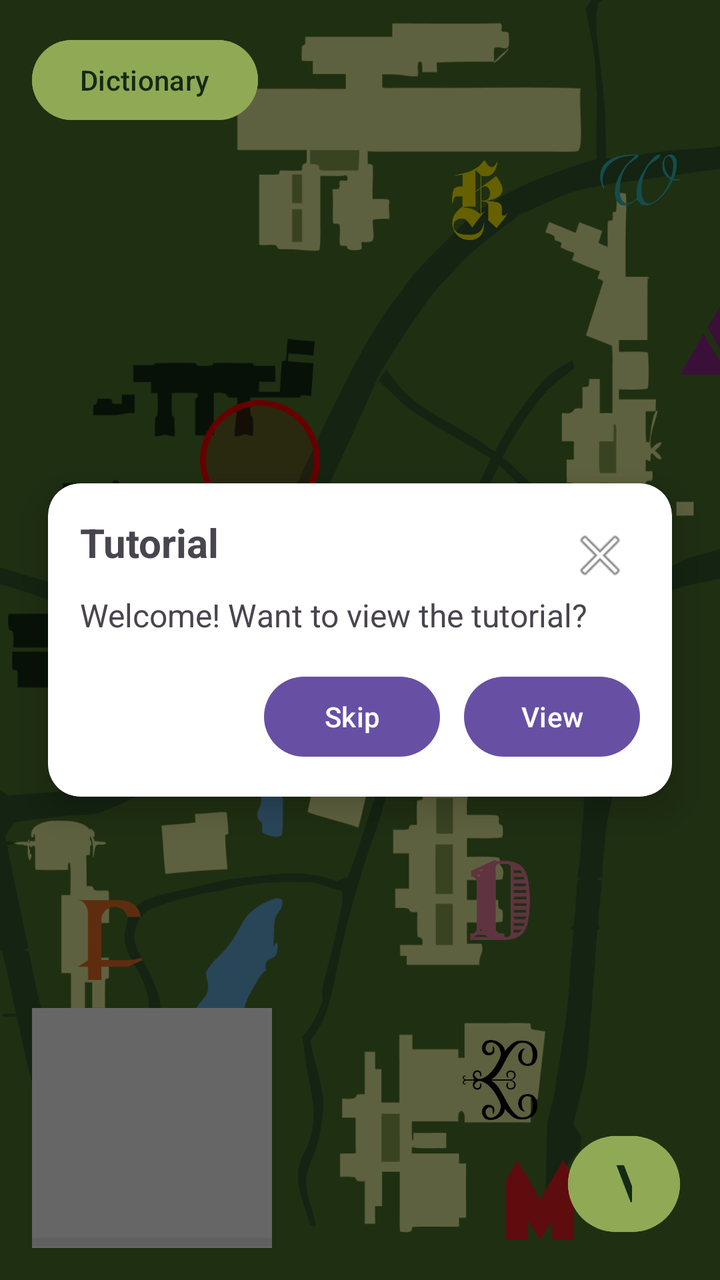
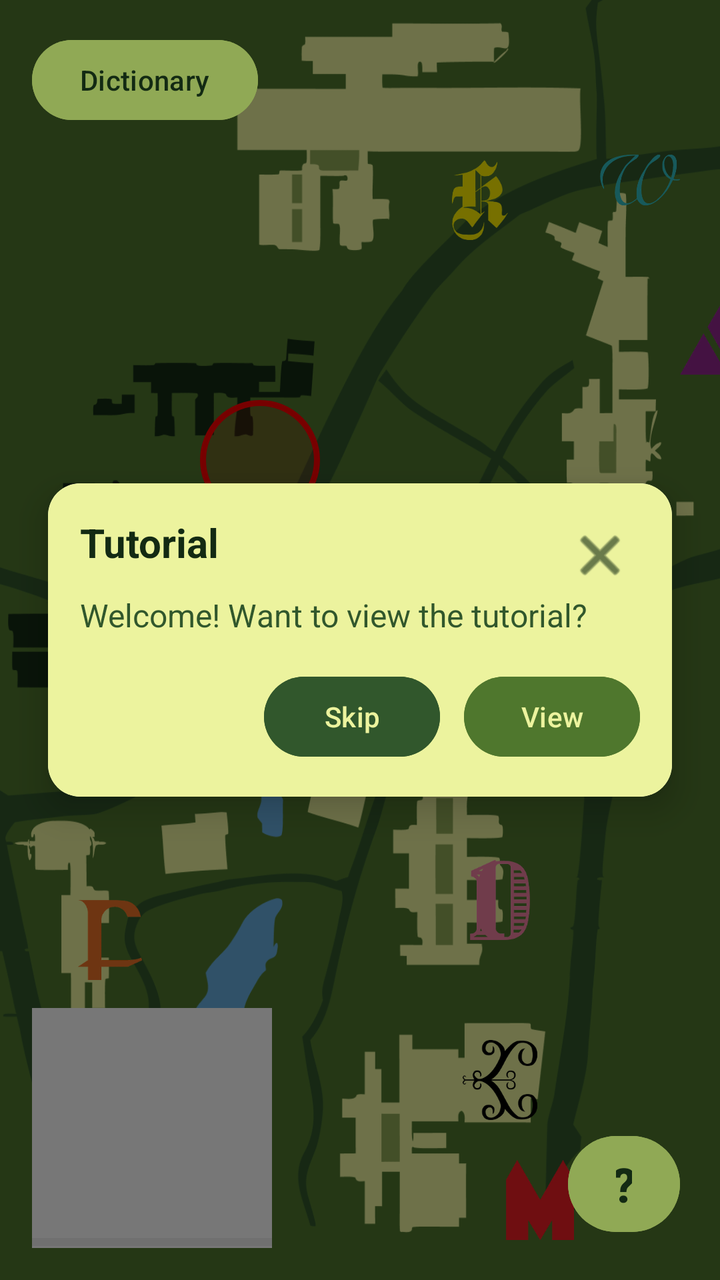

Before-and-after screenshots of an Android layout around one commit, followed by the original layout XML and the change that was made.
<!-- AndroidManifest.xml: application theme Theme.MAMN01Project -->
<!-- res/layout/activity_search.xml -->
<?xml version="1.0" encoding="utf-8"?>
<FrameLayout
    xmlns:android="http://schemas.android.com/apk/res/android"
    android:id="@+id/main"
    android:layout_width="match_parent"
    android:layout_height="match_parent">

    
    <ImageView
        android:id="@+id/mapImage"
        android:layout_width="match_parent"
        android:layout_height="match_parent"
        android:src="@drawable/map"
        android:scaleType="fitXY"/>

    
    <ImageView
        android:id="@+id/letterF"
        android:layout_width="40dp"
        android:layout_height="40dp"
        android:layout_marginStart="35dp"
        android:layout_marginTop="450dp"
        android:src="@drawable/f"/>

    <ImageView
        android:id="@+id/letterK"
        android:layout_width="40dp"
        android:layout_height="40dp"
        android:layout_marginStart="220dp"
        android:layout_marginTop="80dp"
        android:src="@drawable/k"/>

    <ImageView
        android:id="@+id/letterM"
        android:layout_width="40dp"
        android:layout_height="40dp"
        android:layout_marginStart="250dp"
        android:layout_marginTop="580dp"
        android:src="@drawable/m"/>

    <ImageView
        android:id="@+id/letterA"
        android:layout_width="40dp"
        android:layout_height="40dp"
        android:layout_marginStart="340dp"
        android:layout_marginTop="150dp"
        android:src="@drawable/a"/>

    <ImageView
        android:id="@+id/letterI"
        android:layout_width="40dp"
        android:layout_height="40dp"
        android:layout_marginStart="220dp"
        android:layout_marginTop="670dp"
        android:src="@drawable/i"/>

    <ImageView
        android:id="@+id/letterD"
        android:layout_width="40dp"
        android:layout_height="40dp"
        android:layout_marginStart="230dp"
        android:layout_marginTop="430dp"
        android:src="@drawable/d"/>

    <ImageView
        android:id="@+id/letterE"
        android:layout_width="40dp"
        android:layout_height="40dp"
        android:layout_marginStart="230dp"
        android:layout_marginTop="520dp"
        android:src="@drawable/e"/>

    <ImageView
        android:id="@+id/letterV"
        android:layout_width="40dp"
        android:layout_height="40dp"
        android:layout_marginStart="250dp"
        android:layout_marginTop="360dp"
        android:src="@drawable/v"/>

    <ImageView
        android:id="@+id/letterW"
        android:layout_width="40dp"
        android:layout_height="40dp"
        android:layout_marginStart="300dp"
        android:layout_marginTop="70dp"
        android:src="@drawable/w"/>

    <ImageView
        android:id="@+id/selectionCircle"
        android:layout_width="60dp"
        android:layout_height="60dp"
        android:layout_marginStart="100dp"
        android:layout_marginTop="200dp"
        android:background="@drawable/circle"/>

    <FrameLayout
        android:id="@+id/infoBox"
        android:layout_width="120dp"
        android:layout_height="120dp"
        android:layout_gravity="bottom|start"
        android:layout_margin="16dp"
        android:background="#FFFFFF">

        <ProgressBar
            android:id="@+id/selectionProgress"
            style="?android:attr/progressBarStyleHorizontal"
            android:layout_width="match_parent"
            android:layout_height="6dp"
            android:layout_gravity="bottom"
            android:max="100"
            android:progress="0"
            android:progressTint="#FF5722"
            android:progressBackgroundTint="#33000000"/>

        <ImageView
            android:id="@+id/currentLetter"
            android:layout_width="match_parent"
            android:layout_height="match_parent"
            android:padding="16dp"
            android:scaleType="fitCenter"/>

    </FrameLayout>

    <FrameLayout
        android:id="@+id/selectedLetterContainer"
        android:layout_width="250dp"
        android:layout_height="250dp"
        android:layout_gravity="center"
        android:visibility="gone"
        android:background="#FFFFFF"
        android:padding="24dp">

        <ImageView
            android:id="@+id/selectedLetterCenter"
            android:layout_width="match_parent"
            android:layout_height="match_parent"
            android:scaleType="fitCenter"/>

    </FrameLayout>

    
    <FrameLayout
        android:id="@+id/tutorialOverlay"
        android:layout_width="match_parent"
        android:layout_height="match_parent"
        android:visibility="visible"
        android:clickable="true"
        android:focusable="true">

        <View
            android:id="@+id/tutorialDim"
            android:layout_width="match_parent"
            android:layout_height="match_parent"
            android:background="#99000000" />

        <androidx.cardview.widget.CardView
            android:id="@+id/tutorialCard"
            android:layout_width="match_parent"
            android:layout_height="wrap_content"
            android:layout_gravity="center"
            android:layout_margin="24dp"
            app:cardCornerRadius="16dp"
            app:cardElevation="10dp"
            xmlns:app="http://schemas.android.com/apk/res-auto">

            <androidx.constraintlayout.widget.ConstraintLayout
                android:layout_width="match_parent"
                android:layout_height="wrap_content"
                android:padding="16dp">

                <ImageButton
                    android:id="@+id/btnClose"
                    android:layout_width="40dp"
                    android:layout_height="40dp"
                    android:background="@android:color/transparent"
                    android:src="@android:drawable/ic_menu_close_clear_cancel"
                    app:layout_constraintTop_toTopOf="parent"
                    app:layout_constraintEnd_toEndOf="parent"/>

                <TextView
                    android:id="@+id/tutorialTitle"
                    android:layout_width="0dp"
                    android:layout_height="wrap_content"
                    android:text="Tutorial"
                    android:textSize="20sp"
                    android:textStyle="bold"
                    app:layout_constraintTop_toTopOf="parent"
                    app:layout_constraintStart_toStartOf="parent"
                    app:layout_constraintEnd_toStartOf="@id/btnClose"/>

                <TextView
                    android:id="@+id/tutorialBody"
                    android:layout_width="0dp"
                    android:layout_height="wrap_content"
                    android:text="Welcome! Want to view the tutorial?"
                    android:textSize="16sp"
                    app:layout_constraintTop_toBottomOf="@id/tutorialTitle"
                    app:layout_constraintStart_toStartOf="parent"
                    app:layout_constraintEnd_toEndOf="parent"
                    android:layout_marginTop="12dp"/>

                <LinearLayout
                    android:id="@+id/rowSkipView"
                    android:layout_width="0dp"
                    android:layout_height="wrap_content"
                    android:orientation="horizontal"
                    android:gravity="end"
                    app:layout_constraintTop_toBottomOf="@id/tutorialBody"
                    app:layout_constraintStart_toStartOf="parent"
                    app:layout_constraintEnd_toEndOf="parent"
                    android:layout_marginTop="16dp">

                    <Button
                        android:id="@+id/btnSkip"
                        android:layout_width="wrap_content"
                        android:layout_height="wrap_content"
                        android:text="Skip"/>

                    <Button
                        android:id="@+id/btnView"
                        android:layout_width="wrap_content"
                        android:layout_height="wrap_content"
                        android:text="View"
                        android:layout_marginStart="12dp"/>
                </LinearLayout>

            </androidx.constraintlayout.widget.ConstraintLayout>
        </androidx.cardview.widget.CardView>



    </FrameLayout>

    <Button
        android:id="@+id/btnOpenTutorial"
        android:layout_width="56dp"
        android:layout_height="56dp"
        android:layout_gravity="bottom|end"
        android:layout_marginEnd="20dp"
        android:layout_marginBottom="20dp"
        android:text="\?"
        android:textSize="24sp"
        android:textStyle="bold"
        android:backgroundTint="@color/sage_green"
        android:textColor="@color/dark_green" />

    <Button
        android:id="@+id/btnOpenDictionary"
        android:layout_width="wrap_content"
        android:layout_height="wrap_content"
        android:layout_gravity="top|start"
        android:layout_marginStart="16dp"
        android:layout_marginTop="16dp"
        android:text="Dictionary"
        android:backgroundTint="@color/sage_green"
        android:textColor="@color/dark_green"/>


</FrameLayout>
<!-- resources referenced by this layout -->
<resources>
  <color name="dark_green">#132A13</color>
  <color name="sage_green">#90A955</color>
  <!-- drawable a: png bitmap (drawable, 11431 bytes) -->
  <!-- drawable circle (drawable) -->
  <?xml version="1.0" encoding="utf-8"?>
  <shape xmlns:android="http://schemas.android.com/apk/res/android"
      android:shape="oval">
  
      <solid android:color="#22FF0000"/>
  
      <stroke
          android:width="3dp"
          android:color="#FF0000"/>
  </shape>
  <!-- drawable d: png bitmap (drawable, 10314 bytes) -->
  <!-- drawable e: png bitmap (drawable, 9006 bytes) -->
  <!-- drawable f: png bitmap (drawable, 5257 bytes) -->
  <!-- drawable i: png bitmap (drawable, 9788 bytes) -->
  <!-- drawable k: png bitmap (drawable, 13205 bytes) -->
  <!-- drawable m: png bitmap (drawable, 6979 bytes) -->
  <!-- drawable map: png bitmap (drawable, 90886 bytes) -->
  <!-- drawable v: png bitmap (drawable, 25439 bytes) -->
  <!-- drawable w: png bitmap (drawable, 26296 bytes) -->
  <style name="Theme.MAMN01Project" parent="Base.Theme.MAMN01Project" />
  <style name="Base.Theme.MAMN01Project" parent="Theme.Material3.DayNight.NoActionBar">
          
          
      </style>
</resources>

<!-- the commit's change to res/layout/activity_search.xml (unified diff, before → after) -->
@@ -152,7 +152,7 @@
             android:id="@+id/tutorialDim"
             android:layout_width="match_parent"
             android:layout_height="match_parent"
-            android:background="#99000000" />
+            android:background="#88000000" />
 
         <androidx.cardview.widget.CardView
             android:id="@+id/tutorialCard"
@@ -167,7 +167,8 @@
             <androidx.constraintlayout.widget.ConstraintLayout
                 android:layout_width="match_parent"
                 android:layout_height="wrap_content"
-                android:padding="16dp">
+                android:padding="16dp"
+                android:background="@color/light_green">
 
                 <ImageButton
                     android:id="@+id/btnClose"
@@ -176,29 +177,32 @@
                     android:background="@android:color/transparent"
                     android:src="@android:drawable/ic_menu_close_clear_cancel"
                     app:layout_constraintTop_toTopOf="parent"
-                    app:layout_constraintEnd_toEndOf="parent"/>
+                    app:layout_constraintEnd_toEndOf="parent"
+                    app:tint="@color/dark_green"/>
 
                 <TextView
                     android:id="@+id/tutorialTitle"
                     android:layout_width="0dp"
                     android:layout_height="wrap_content"
-                    android:text="Tutorial"
+                    android:text="@string/tutorialTitle"
                     android:textSize="20sp"
                     android:textStyle="bold"
                     app:layout_constraintTop_toTopOf="parent"
                     app:layout_constraintStart_toStartOf="parent"
-                    app:layout_constraintEnd_toStartOf="@id/btnClose"/>
+                    app:layout_constraintEnd_toStartOf="@id/btnClose"
+                    android:textColor="@color/dark_green"/>
 
                 <TextView
                     android:id="@+id/tutorialBody"
                     android:layout_width="0dp"
                     android:layout_height="wrap_content"
-                    android:text="Welcome! Want to view the tutorial?"
+                    android:text="@string/welcome_want_to_view_the_tutorial"
                     android:textSize="16sp"
                     app:layout_constraintTop_toBottomOf="@id/tutorialTitle"
                     app:layout_constraintStart_toStartOf="parent"
                     app:layout_constraintEnd_toEndOf="parent"
-                    android:layout_marginTop="12dp"/>
+                    android:layout_marginTop="12dp"
+                    android:textColor="@color/forest_green"/>
 
                 <LinearLayout
                     android:id="@+id/rowSkipView"
@@ -215,14 +219,48 @@
                         android:id="@+id/btnSkip"
                         android:layout_width="wrap_content"
                         android:layout_height="wrap_content"
-                        android:text="Skip"/>
+                        android:text="@string/skipButton"
+                        android:backgroundTint="@color/forest_green"
+                        android:textColor="@color/light_green"/>
 
                     <Button
                         android:id="@+id/btnView"
                         android:layout_width="wrap_content"
                         android:layout_height="wrap_content"
-                        android:text="View"
-                        android:layout_marginStart="12dp"/>
+                        android:text="@string/viewButton"
+                        android:layout_marginStart="12dp"
+                        android:backgroundTint="@color/olive_green"
+                        android:textColor="@color/light_green"/>
+                </LinearLayout>
+
+                <LinearLayout
+                    android:id="@+id/rowStepNavigation"
+                    android:layout_width="0dp"
+                    android:layout_height="wrap_content"
+                    android:orientation="horizontal"
+                    android:gravity="end"
+                    android:visibility="gone"
+                    app:layout_constraintTop_toBottomOf="@id/tutorialBody"
+                    app:layout_constraintStart_toStartOf="parent"
+                    app:layout_constraintEnd_toEndOf="parent"
+                    android:layout_marginTop="16dp">
+
+                    <Button
+                        android:id="@+id/btnBack"
+                        android:layout_width="wrap_content"
+                        android:layout_height="wrap_content"
+                        android:text="@string/backButton"
+                        android:backgroundTint="@color/forest_green"
+                        android:textColor="@color/light_green" />
+
+                    <Button
+                        android:id="@+id/btnNext"
+                        android:layout_width="wrap_content"
+                        android:layout_height="wrap_content"
+                        android:layout_marginStart="12dp"
+                        android:text="@string/nextButton"
+                        android:backgroundTint="@color/olive_green"
+                        android:textColor="@color/light_green" />
                 </LinearLayout>
 
             </androidx.constraintlayout.widget.ConstraintLayout>
@@ -239,7 +277,7 @@
         android:layout_gravity="bottom|end"
         android:layout_marginEnd="20dp"
         android:layout_marginBottom="20dp"
-        android:text="\?"
+        android:text="@string/openTutorialButton"
         android:textSize="24sp"
         android:textStyle="bold"
         android:backgroundTint="@color/sage_green"
@@ -252,7 +290,7 @@
         android:layout_gravity="top|start"
         android:layout_marginStart="16dp"
         android:layout_marginTop="16dp"
-        android:text="Dictionary"
+        android:text="@string/openDictionaryButton"
         android:backgroundTint="@color/sage_green"
         android:textColor="@color/dark_green"/>
 
<!-- resource entries referenced after the edit -->
@@ -1,6 +1,9 @@
 <!-- resources referenced by this layout -->
 <resources>
   <color name="dark_green">#132A13</color>
+  <color name="forest_green">#31572C</color>
+  <color name="light_green">#ECF39E</color>
+  <color name="olive_green">#4F772D</color>
   <color name="sage_green">#90A955</color>
   <!-- drawable a: png bitmap (drawable, 11431 bytes) -->
   <!-- drawable circle (drawable) -->
@@ -23,6 +26,14 @@
   <!-- drawable map: png bitmap (drawable, 90886 bytes) -->
   <!-- drawable v: png bitmap (drawable, 25439 bytes) -->
   <!-- drawable w: png bitmap (drawable, 26296 bytes) -->
+  <string name="backButton">Back</string>
+  <string name="nextButton">Next</string>
+  <string name="openDictionaryButton">Dictionary</string>
+  <string name="openTutorialButton">\?</string>
+  <string name="skipButton">Skip</string>
+  <string name="tutorialTitle">Tutorial</string>
+  <string name="viewButton">View</string>
+  <string name="welcome_want_to_view_the_tutorial">Welcome! Want to view the tutorial?</string>
   <style name="Theme.MAMN01Project" parent="Base.Theme.MAMN01Project" />
   <style name="Base.Theme.MAMN01Project" parent="Theme.Material3.DayNight.NoActionBar">
           
